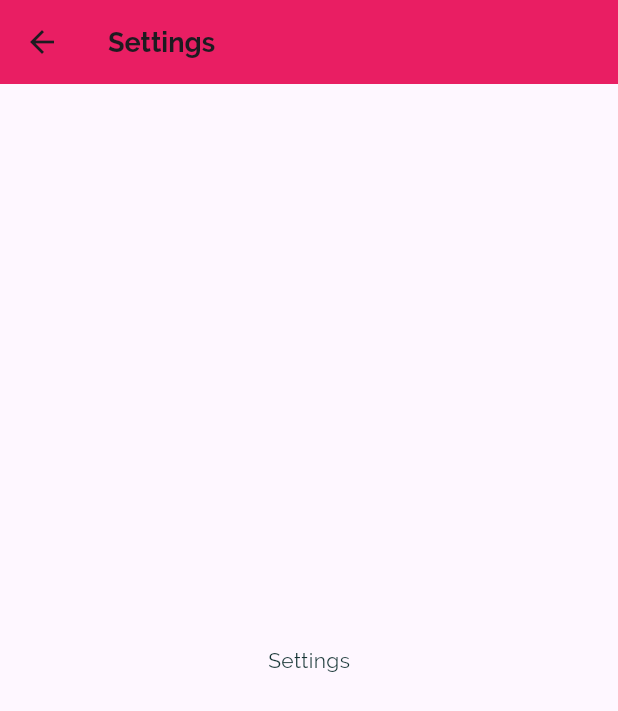
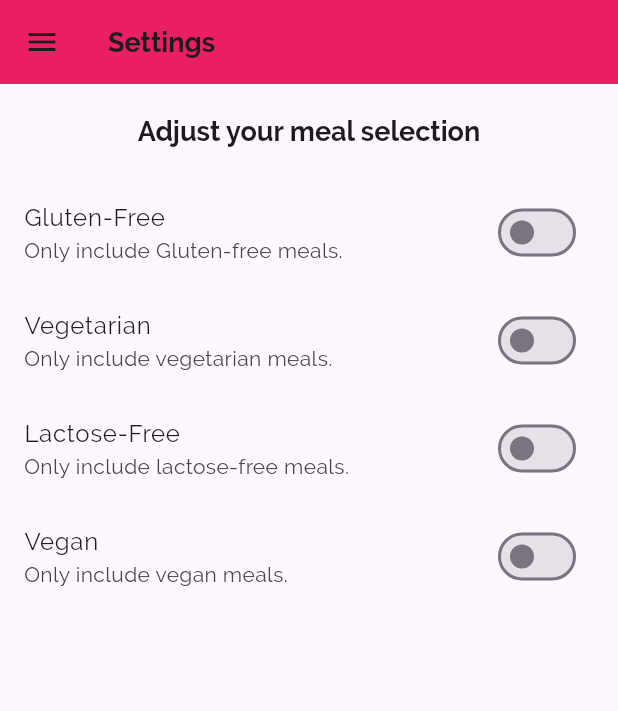
Before and after one commit to faridullah1/meal_app, a Flutter app: the SettingsScreen screen opened by its route, on a phone screen of 412 x 824 dp. Shown: the top 711 px of the screen. Run offline on Flutter 3.47's test engine with Material 2 defaults, Android fonts, the phone set to English and light mode, and no system bars.

Commit message:
settings screen UI

```diff
--- a/lib/screens/settings_screen.dart
+++ b/lib/screens/settings_screen.dart
@@ -1,9 +1,20 @@
 import 'package:flutter/material.dart';
+import '../widgets/main_drawer.dart';
 
-class SettingsScreen extends StatelessWidget {
+class SettingsScreen extends StatefulWidget {
   static const routeName = 'settings';
 
   const SettingsScreen({super.key});
+
+  @override
+  State<SettingsScreen> createState() => _SettingsScreenState();
+}
+
+class _SettingsScreenState extends State<SettingsScreen> {
+  var _glutenFree = false;
+  var _lactoseFree = false;
+  var _vegan = false;
+  var _vegetarian = false;
 
   @override
   Widget build(BuildContext context) {
@@ -11,9 +22,61 @@ class SettingsScreen extends StatelessWidget {
       appBar: AppBar(
         title: const Text('Settings'),
       ),
-      body: const Center(
-        child: Text('Settings'),
-      ),
+      body: Column(children: [
+        Container(
+          padding: const EdgeInsets.all(20),
+          child: Text(
+            'Adjust your meal selection',
+            style: Theme.of(context).textTheme.titleLarge,
+          ),
+        ),
+        Expanded(
+            child: ListView(
+          children: [
+            SwitchListTile(
+              title: const Text('Gluten-Free'),
+              subtitle: const Text('Only include Gluten-free meals.'),
+              value: _glutenFree,
+              onChanged: (newValue) {
+                setState(() {
+                  _glutenFree = newValue;
+                });
+              },
+            ),
+            SwitchListTile(
+              title: const Text('Vegetarian'),
+              subtitle: const Text('Only include vegetarian meals.'),
+              value: _vegetarian,
+              onChanged: (newValue) {
+                setState(() {
+                  _vegetarian = newValue;
+                });
+              },
+            ),
+            SwitchListTile(
+              title: const Text('Lactose-Free'),
+              subtitle: const Text('Only include lactose-free meals.'),
+              value: _lactoseFree,
+              onChanged: (newValue) {
+                setState(() {
+                  _lactoseFree = newValue;
+                });
+              },
+            ),
+            SwitchListTile(
+              title: const Text('Vegan'),
+              subtitle: const Text('Only include vegan meals.'),
+              value: _vegan,
+              onChanged: (newValue) {
+                setState(() {
+                  _vegan = newValue;
+                });
+              },
+            )
+          ],
+        ))
+      ]),
+      drawer: const MainDrawer(),
     );
   }
 }
```
Also changed, not shown: lib/widgets/main_drawer.dart (+6 -5 lines).
